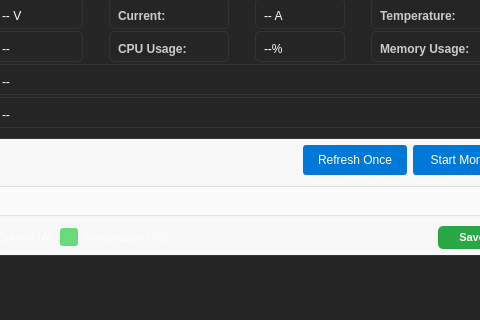
MingYuan-Chen/orion_v2, file gui/ui/main_window.ui: the form before one commit; both pictures show x 222 to 702 and y 168 to 488 of the 900 by 700 pixel window.
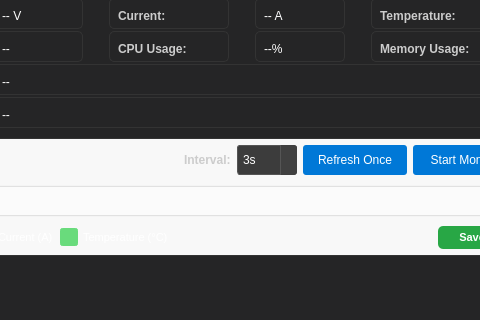
The form after the commit. The open tabs and pages were chosen to show the change.

Commit message: add tool version and config version. add monitor interval

```diff
--- a/gui/ui/main_window.ui
+++ b/gui/ui/main_window.ui
@@ -1761,6 +1761,103 @@
                </property>
               </spacer>
              </item>
+             <item>
+              <widget class="QLabel" name="label_monitor_interval">
+               <property name="text">
+                <string>Interval:</string>
+               </property>
+               <property name="styleSheet">
+                <string>color: #CCCCCC; font-weight: bold;</string>
+               </property>
+              </widget>
+             </item>
+             <item>
+              <widget class="QSpinBox" name="spinBox_monitor_interval">
+               <property name="minimumSize">
+                <size>
+                 <width>60</width>
+                 <height>30</height>
+                </size>
+               </property>
+               <property name="maximumSize">
+                <size>
+                 <width>60</width>
+                 <height>30</height>
+                </size>
+               </property>
+               <property name="minimum">
+                <number>3</number>
+               </property>
+               <property name="maximum">
+                <number>60</number>
+               </property>
+               <property name="value">
+                <number>3</number>
+               </property>
+               <property name="suffix">
+                <string>s</string>
+               </property>
+               <property name="styleSheet">
+                <string>QSpinBox {
+    background-color: #3C3C3C;
+    color: white;
+    border: 1px solid #555555;
+    border-radius: 3px;
+    padding: 3px;
+    font-size: 12px;
+}
+QSpinBox:hover {
+    border-color: #0078D7;
+}
+QSpinBox:focus {
+    border-color: #0078D7;
+    background-color: #404040;
+}
+QSpinBox::up-button {
+    subcontrol-origin: border;
+    subcontrol-position: top right;
+    width: 16px;
+    border-left-width: 1px;
+    border-left-color: #555555;
+    border-left-style: solid;
+    border-top-right-radius: 3px;
+    background-color: #404040;
+}
+QSpinBox::up-button:hover {
+    background-color: #0078D7;
+}
+QSpinBox::up-arrow {
+    image: none;
+    border-left: 4px solid transparent;
+    border-right: 4px solid transparent;
+    border-bottom: 4px solid white;
+    width: 0px;
+    height: 0px;
+}
+QSpinBox::down-button {
+    subcontrol-origin: border;
+    subcontrol-position: bottom right;
+    width: 16px;
+    border-left-width: 1px;
+    border-left-color: #555555;
+    border-left-style: solid;
+    border-bottom-right-radius: 3px;
+    background-color: #404040;
+}
+QSpinBox::down-button:hover {
+    background-color: #0078D7;
+}
+QSpinBox::down-arrow {
+    image: none;
+    border-left: 4px solid transparent;
+    border-right: 4px solid transparent;
+    border-top: 4px solid white;
+    width: 0px;
+    height: 0px;
+}</string>
+               </property>
+              </widget>
+             </item>
              <item>
               <widget class="QPushButton" name="pushButton_battery_refresh">
                <property name="minimumSize">
```
The commit also changes 3 other files.
